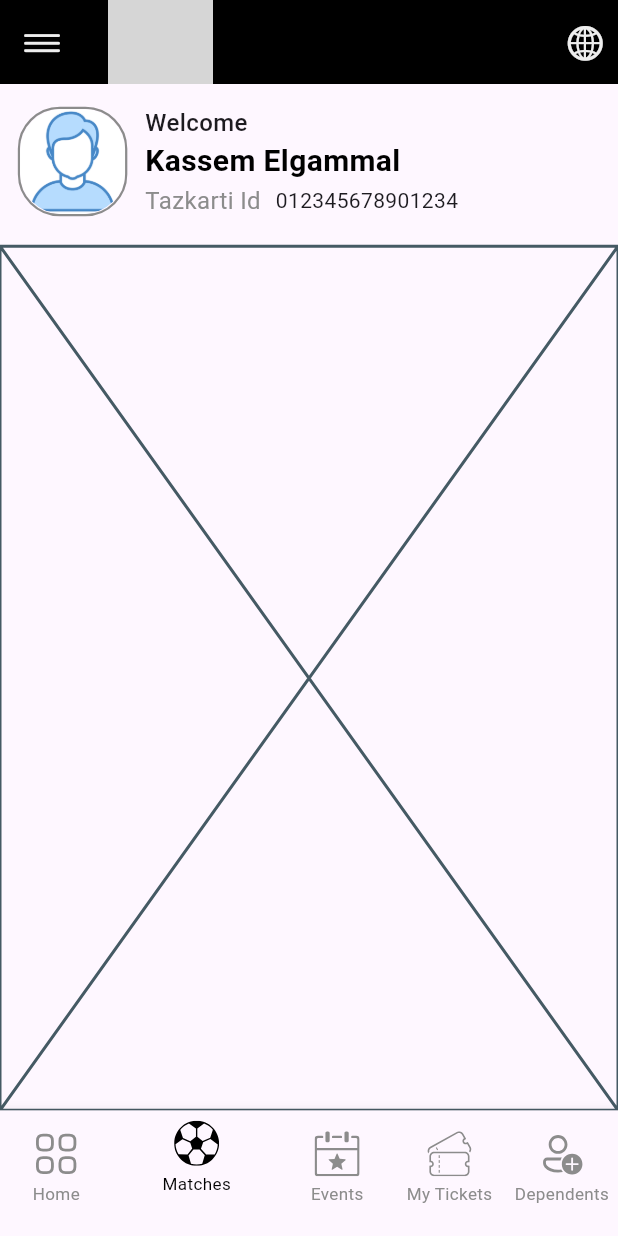
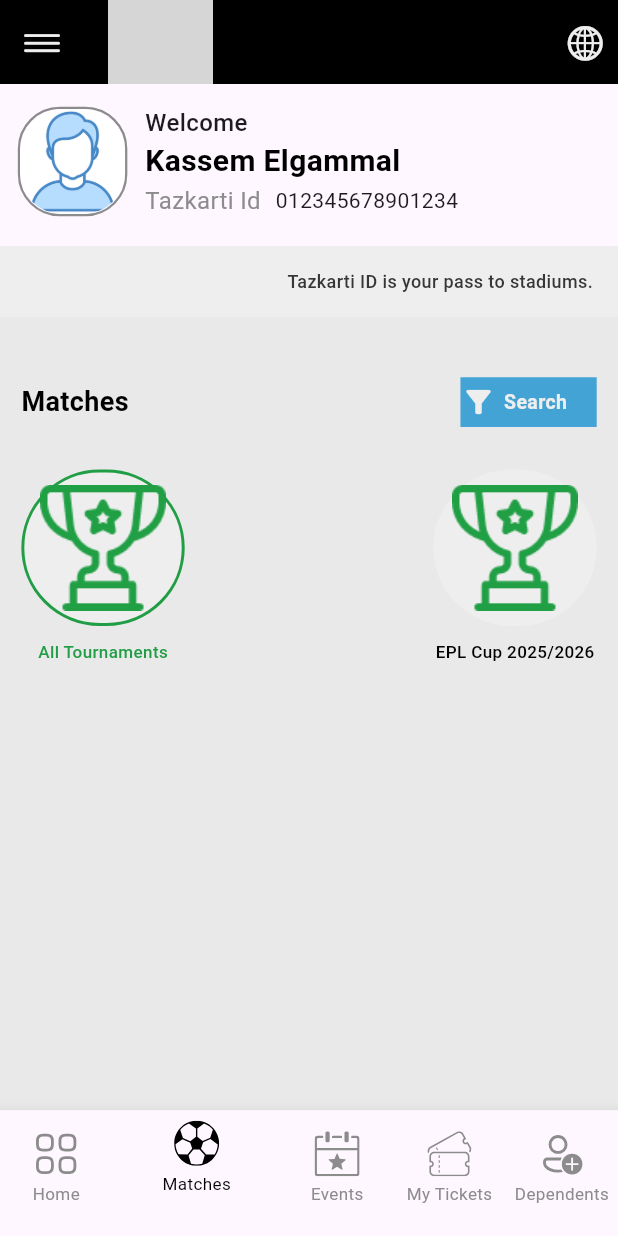
Before and after one commit to kassemdiaa/tazkarti_mobile_app, a Flutter app: the MainLayout screen opened by its route, item 2 of the bottom bar chosen, on a phone screen of 412 x 824 dp. Run offline on Flutter 3.47's test engine with Material 3 defaults, Android fonts, the phone set to English and light mode, and no system bars; drawn by our look-alikes of marquee; our stand-ins replace flutter_screenutil, flutter_svg, font_awesome_flutter; grey boxes are pictures that could not be loaded.

Commit message:
start the match tab

```diff
--- a/lib/core/assets/assets.dart
+++ b/lib/core/assets/assets.dart
@@ -1,29 +1,30 @@
 abstract class AssetsManeger {
-  static const String gemCover ='assets/gemcover.png';
-  static const String gem1 ='assets/gem1.jpeg';
-  static const String gem2 ='assets/gem2.png';
-  static const String gem3 ='assets/gem3.png';
-  static const String fustatCover ='assets/fustatcover.jpeg';
-  static const String fustat1 ='assets/fustat1.jpeg';
-  static const String tamer ='assets/tamer.jpeg';
-  static const String tbhCover ='assets/tphcover.jpeg';
-  static const String tbh1 ='assets/tbh1.jpeg';
-  static const String tbh2 ='assets/tbh2.jpeg';
-  static const String operaCover ='assets/operacover.jpeg';
-  static const String opera1 ='assets/opera1.jpeg';
-  static const String opera2 ='assets/opera2.jpeg';
-  static const String opera3 ='assets/opera3.jpeg';
-  static const String opera4 ='assets/opera4.jpeg';
-  static const String opera5 ='assets/opera5.jpeg';
-  static const String soundLight ='assets/soundlight.jpeg';
-  static const String sayedCover ='assets/sayedcover.jpeg';
-  static const String sayed1 ='assets/sayed1.jpeg';
-  static const String sayed2 ='assets/sayed2.jpeg';
-  static const String sayed3 ='assets/sayed3.jpeg';
-  static const String sayed4 ='assets/sayed4.jpeg';
-  static const String aliElhagar ='assets/alielhagar.png';
-  static const String dmnhourCover ='assets/dmnhourcover.jpeg';
-  static const String dmnhour1 ='assets/dmnhour1.jpeg';
-  static const String dmnhour2 ='assets/dmnhour2.jpeg';
-  static const String avatar ='assets/id-personal.png';
+  static const String gemCover = 'assets/gemcover.png';
+  static const String gem1 = 'assets/gem1.jpeg';
+  static const String gem2 = 'assets/gem2.png';
+  static const String gem3 = 'assets/gem3.png';
+  static const String fustatCover = 'assets/fustatcover.jpeg';
+  static const String fustat1 = 'assets/fustat1.jpeg';
+  static const String tamer = 'assets/tamer.jpeg';
+  static const String tbhCover = 'assets/tphcover.jpeg';
+  static const String tbh1 = 'assets/tbh1.jpeg';
+  static const String tbh2 = 'assets/tbh2.jpeg';
+  static const String operaCover = 'assets/operacover.jpeg';
+  static const String opera1 = 'assets/opera1.jpeg';
+  static const String opera2 = 'assets/opera2.jpeg';
+  static const String opera3 = 'assets/opera3.jpeg';
+  static const String opera4 = 'assets/opera4.jpeg';
+  static const String opera5 = 'assets/opera5.jpeg';
+  static const String soundLight = 'assets/soundlight.jpeg';
+  static const String sayedCover = 'assets/sayedcover.jpeg';
+  static const String sayed1 = 'assets/sayed1.jpeg';
+  static const String sayed2 = 'assets/sayed2.jpeg';
+  static const String sayed3 = 'assets/sayed3.jpeg';
+  static const String sayed4 = 'assets/sayed4.jpeg';
+  static const String aliElhagar = 'assets/alielhagar.png';
+  static const String dmnhourCover = 'assets/dmnhourcover.jpeg';
+  static const String dmnhour1 = 'assets/dmnhour1.jpeg';
+  static const String dmnhour2 = 'assets/dmnhour2.jpeg';
+  static const String avatar = 'assets/id-personal.png';
+  static const String catImage = 'assets/catImg.png';
 }
--- a/lib/core/colors/colors.dart
+++ b/lib/core/colors/colors.dart
@@ -8,4 +8,5 @@ abstract class ColorsManeger {
   static const Color black = Color(0XFF000000);
   static const Color blue = Color(0XFF43A3D5);
   static const Color red = Colors.red;
+  static const Color bgColor = Color(0xFFe9e9e9);
 }
--- /dev/null
+++ b/lib/core/widgets/clickedImage/clickedImage.dart
@@ -0,0 +1,50 @@
+import 'package:flutter/material.dart';
+import 'package:flutter_screenutil/flutter_screenutil.dart';
+import 'package:tazkarti/core/assets/assets.dart';
+import 'package:tazkarti/core/colors/colors.dart';
+
+// ignore: must_be_immutable
+class ClickedImage extends StatelessWidget {
+  bool isSelected;
+  String text;
+  void Function() onTap;
+  ClickedImage({
+    super.key,
+    required this.isSelected,
+    required this.text,
+    required this.onTap,
+  });
+
+  @override
+  Widget build(BuildContext context) {
+    return InkWell(
+      onTap: onTap,
+      child: Column(
+        children: [
+          Container(
+            height: 110.h,
+            width: 110.w,
+            decoration: BoxDecoration(
+              color: ColorsManeger.white,
+              borderRadius: BorderRadius.all(Radius.circular(1000)),
+              border: Border.all(
+                color: isSelected ? ColorsManeger.green : Colors.transparent,
+                width: 2,
+              ),
+            ),
+            child: Image.asset(AssetsManeger.catImage),
+          ),
+          SizedBox(height: 10.h),
+          Text(
+            text,
+            style: TextStyle(
+              color: isSelected ? ColorsManeger.green : ColorsManeger.black,
+              fontSize: 12.sp,
+              fontWeight: FontWeight.w500,
+            ),
+          ),
+        ],
+      ),
+    );
+  }
+}
--- /dev/null
+++ b/lib/data/faq_models/matches_model/matches_model.dart
@@ -0,0 +1,10 @@
+import 'package:flutter/material.dart';
+
+class MatchesModel extends StatelessWidget {
+  const MatchesModel({super.key});
+
+  @override
+  Widget build(BuildContext context) {
+    return const Placeholder();
+  }
+}
--- a/lib/features/mainlayout/matches/matches_screen.dart
+++ b/lib/features/mainlayout/matches/matches_screen.dart
@@ -1,4 +1,9 @@
-import 'package:flutter/cupertino.dart';
+import 'package:flutter/material.dart';
+import 'package:flutter_screenutil/flutter_screenutil.dart';
+import 'package:marquee/marquee.dart';
+import 'package:tazkarti/core/colors/colors.dart';
+import 'package:tazkarti/core/fonts/fonts.dart';
+import 'package:tazkarti/core/widgets/clickedImage/clickedImage.dart';
 
 class MatchesScreen extends StatefulWidget {
   const MatchesScreen({super.key});
@@ -8,8 +13,91 @@ class MatchesScreen extends StatefulWidget {
 }
 
 class _MatchesScreenState extends State<MatchesScreen> {
+  bool isSelected = true;
   @override
   Widget build(BuildContext context) {
-    return const Placeholder();
+    return Container(
+      decoration: BoxDecoration(color: ColorsManeger.bgColor),
+      child: Column(
+        children: [
+          Container(
+            decoration: BoxDecoration(color: ColorsManeger.white),
+            padding: REdgeInsets.only(left: 100, right: 15),
+            width: double.infinity.w,
+            height: 50.h,
+            child: Marquee(
+              text:
+                  '                              Tazkarti ID is your pass to stadiums.                                                                      It is an effective method to achieve the safety of fans Allowing identifying them in the stadium   Tazkarti is also a ticketing provider and event organizer that plans and hosts its own events all around Egypt.',
+              velocity: 50.0,
+              blankSpace: 10,
+              style: FontManeger.smallTitle.copyWith(
+                color: ColorsManeger.darkGray,
+              ),
+              scrollAxis: Axis.horizontal,
+            ),
+          ),
+          SizedBox(width: double.infinity, height: 40),
+          Padding(
+            padding: REdgeInsets.symmetric(horizontal: 15),
+            child: Row(
+              children: [
+                Text(
+                  "Matches",
+                  style: FontManeger.botton.copyWith(
+                    color: ColorsManeger.black,
+                  ),
+                ),
+                Spacer(),
+                Container(
+                  width: 91.71.w,
+                  height: 35.h,
+                  color: ColorsManeger.blue,
+                  child: GestureDetector(
+                    onTap: () {},
+                    child: Row(
+                      children: [
+                        Icon(Icons.filter_list_alt, color: ColorsManeger.white),
+                        SizedBox(width: 5.w),
+                        Text(
+                          "Search",
+                          style: FontManeger.forget.copyWith(
+                            fontWeight: FontWeight.w700,
+                            color: ColorsManeger.white,
+                          ),
+                        ),
+                      ],
+                    ),
+                  ),
+                ),
+              ],
+            ),
+          ),
+          SizedBox(height: 30.h),
+          Padding(
+            padding: REdgeInsets.symmetric(horizontal: 15),
+            child: Row(
+              children: [
+                ClickedImage(
+                  isSelected: isSelected,
+                  text: "All Tournaments",
+                  onTap: _OnClickedImageTab,
+                ),
+                Spacer(),
+                ClickedImage(
+                  isSelected: !isSelected,
+                  text: "EPL Cup 2025/2026",
+                  onTap: _OnClickedImageTab,
+                ),
+              ],
+            ),
+          ),
+        ],
+      ),
+    );
+  }
+
+  void _OnClickedImageTab() {
+    isSelected = !isSelected;
+    setState(() {});
   }
 }
--- a/pubspec.yaml
+++ b/pubspec.yaml
@@ -38,6 +38,8 @@ dependencies:
   font_awesome_flutter: ^10.12.0
   url_launcher: ^6.3.2
   flutter_svg: ^2.2.3
+  text_scroll: ^0.2.1
+  marquee: ^2.3.0
 
 dev_dependencies:
   flutter_test:
```
Also changed, not shown: assets/catImg.png (added), pubspec.lock, 1 other file.
